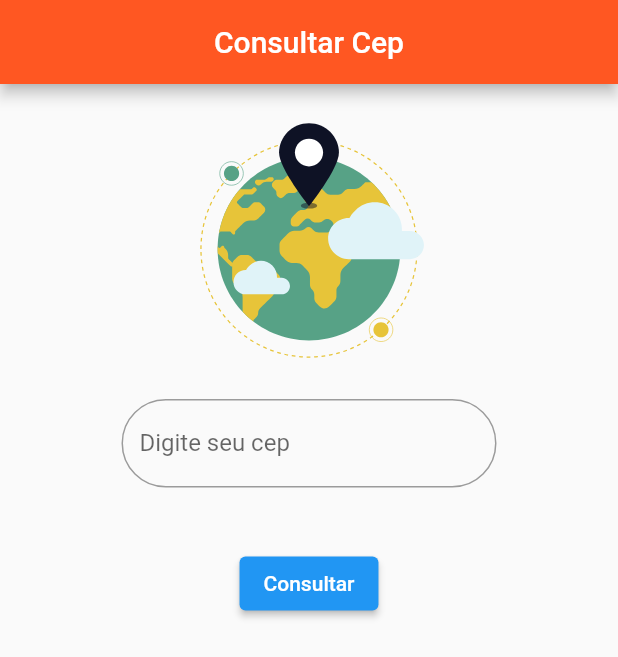
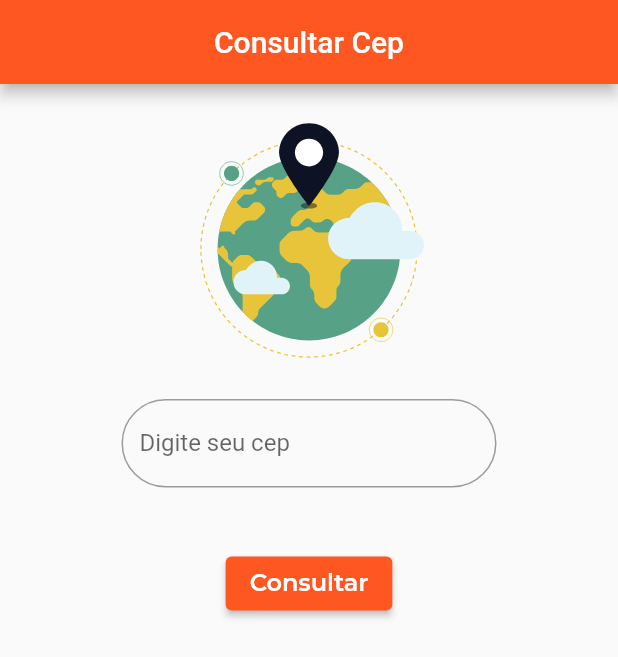
Before and after one commit to K4MiR/consumo_api, a Flutter app: the screen it shows after launch, after a tap on "Consultar", on a phone screen of 412 x 824 dp. Shown: the top 657 px of the screen. Run offline on Flutter 3.47's test engine with Material 2 defaults, Android fonts, the phone set to English and light mode, and no system bars; our stand-ins replace google_fonts, lottie; network calls fail.

Commit message:
foi adicionado novas funções

```diff
--- a/lib/home_screen.dart
+++ b/lib/home_screen.dart
@@ -1,6 +1,8 @@
 import 'package:flutter/material.dart';
 import 'package:flutter/widgets.dart';
+import 'package:google_fonts/google_fonts.dart';
 import 'package:lottie/lottie.dart';
+import 'package:http/http.dart' as http;
 
 class Home_Screen extends StatefulWidget {
   const Home_Screen({Key? key}) : super(key: key);
@@ -10,6 +12,22 @@ class Home_Screen extends StatefulWidget {
 }
 
 class _Home_ScreenState extends State<Home_Screen> {
+
+
+
+  _recuperarCep() async {
+
+    //String cep = "";
+    String url = "https://viacep.com.br/ws/54753740/json/";
+    http.Response response;
+
+    response = await http.get(Uri.parse(url));
+
+    print('resposta' + response.statusCode.toString());
+    print('resposta' + response.body);
+
+  }
+
   @override
   Widget build(BuildContext context) {
     return Scaffold(
@@ -21,6 +39,8 @@ class _Home_ScreenState extends State<Home_Screen> {
         ),
       ),
      body: Container(
+       width: MediaQuery.of(context).size.width,
+       height: MediaQuery.of(context).size.height,
        child: Column(
          children: [
            SizedBox(
@@ -45,7 +65,14 @@ class _Home_ScreenState extends State<Home_Screen> {
              height: 40,
            ),
            ElevatedButton(
-               onPressed: (){},
+              style: ElevatedButton.styleFrom(
+                backgroundColor: Colors.deepOrange,
+                textStyle: GoogleFonts.montserrat(
+                  fontSize: 16,
+                  fontWeight: FontWeight.w600,
+                ),
+              ),
+               onPressed: _recuperarCep,
                child: Text('Consultar'),
            ),
          ],
--- a/pubspec.yaml
+++ b/pubspec.yaml
@@ -36,6 +36,8 @@ dependencies:
   # Use with the CupertinoIcons class for iOS style icons.
   cupertino_icons: ^1.0.2
   lottie: ^2.3.2
+  google_fonts: ^4.0.4
+  http: ^0.13.5
 
 dev_dependencies:
   flutter_test:
```
Also changed, not shown: pubspec.lock, 1 other file.
